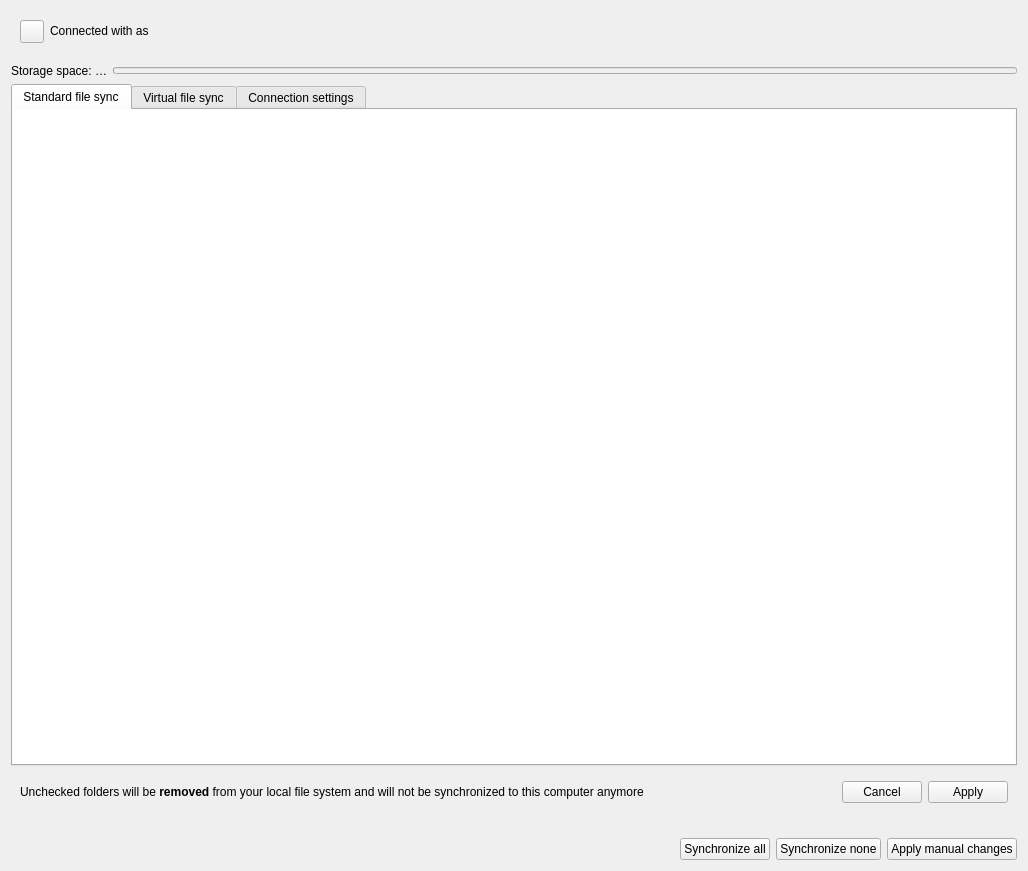
Old version of the form src/gui/accountsettings.ui in the repository nextcloud/desktop.
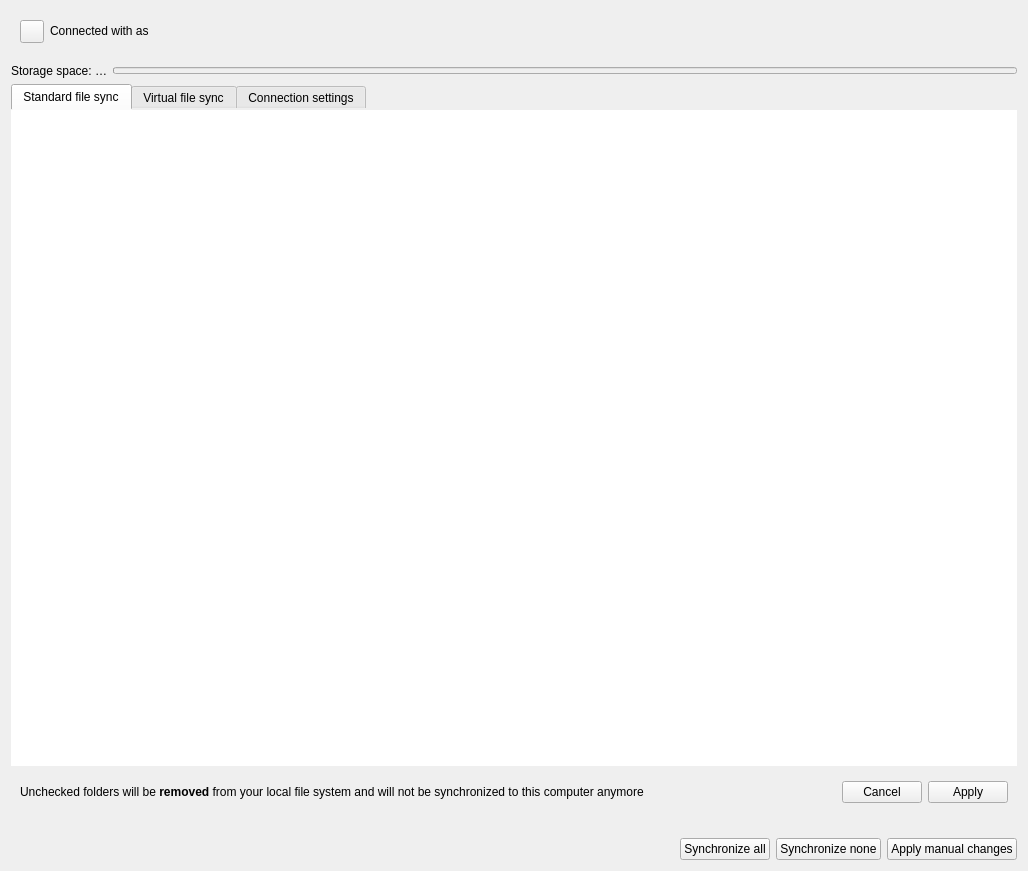
New version of the form. Custom widgets are drawn as their Qt base class.

Commit message: Fix account settings tab and encryption button styling

Patch:
```diff
--- a/src/gui/accountsettings.ui
+++ b/src/gui/accountsettings.ui
@@ -262,6 +262,9 @@
      <property name="tabShape">
       <enum>QTabWidget::Rounded</enum>
      </property>
+     <property name="styleSheet">
+      <string notr="true">QTabWidget::pane { border: 0; background: transparent; }</string>
+     </property>
      <property name="currentIndex">
       <number>0</number>
      </property>
```
The commit also changes 3 other files.
